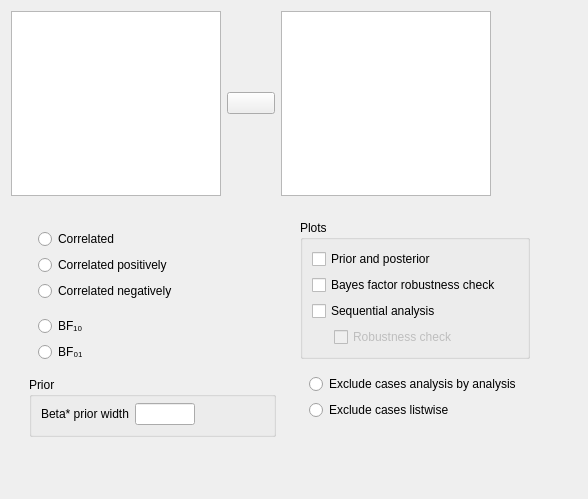
Qt form JASP-Desktop/analysisforms/correlationbayesianpairsform.ui (jasp-stats/jasp-desktop) before a commit.
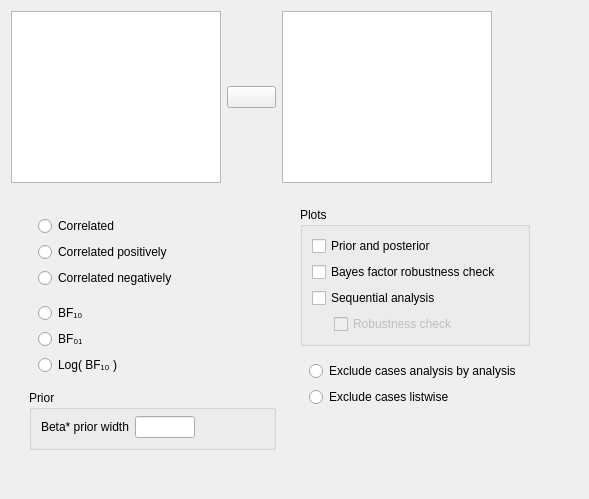
The same form after that commit. Custom widgets are drawn as their Qt base class.

```diff
--- a/JASP-Desktop/analysisforms/correlationbayesianpairsform.ui
+++ b/JASP-Desktop/analysisforms/correlationbayesianpairsform.ui
@@ -6,7 +6,7 @@
    <rect>
     <x>0</x>
     <y>0</y>
-    <width>588</width>
+    <width>589</width>
     <height>499</height>
    </rect>
   </property>
@@ -191,6 +191,13 @@
               </property>
              </widget>
             </item>
+            <item row="2" column="0">
+             <widget class="QRadioButton" name="_3">
+              <property name="text">
+               <string>Log( BF₁₀ )</string>
+              </property>
+             </widget>
+            </item>
            </layout>
           </widget>
          </item>
```
